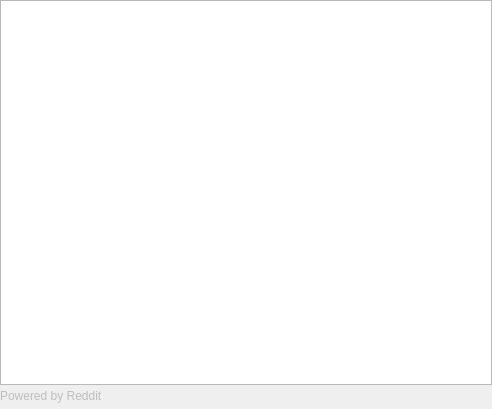
First picture: the form in src/widgets/redditwidget.ui, repository feather-wallet/feather, before the edit.
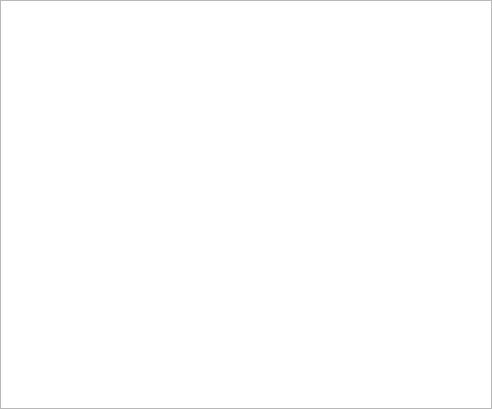
Second picture: the form after the edit.

Commit message: Home: add tabs for home widgets

Diff of the .ui file:
```diff
--- a/src/widgets/redditwidget.ui
+++ b/src/widgets/redditwidget.ui
@@ -51,36 +51,6 @@
      </attribute>
     </widget>
    </item>
-   <item>
-    <layout class="QHBoxLayout" name="horizontalLayout">
-     <item>
-      <widget class="QLabel" name="label">
-       <property name="enabled">
-        <bool>false</bool>
-       </property>
-       <property name="text">
-        <string>Powered by Reddit</string>
-       </property>
-       <property name="alignment">
-        <set>Qt::AlignLeading|Qt::AlignLeft|Qt::AlignTop</set>
-       </property>
-      </widget>
-     </item>
-     <item>
-      <spacer name="horizontalSpacer">
-       <property name="orientation">
-        <enum>Qt::Horizontal</enum>
-       </property>
-       <property name="sizeHint" stdset="0">
-        <size>
-         <width>40</width>
-         <height>20</height>
-        </size>
-       </property>
-      </spacer>
-     </item>
-    </layout>
-   </item>
   </layout>
  </widget>
  <resources/>
```
The commit also changes 7 other files.
